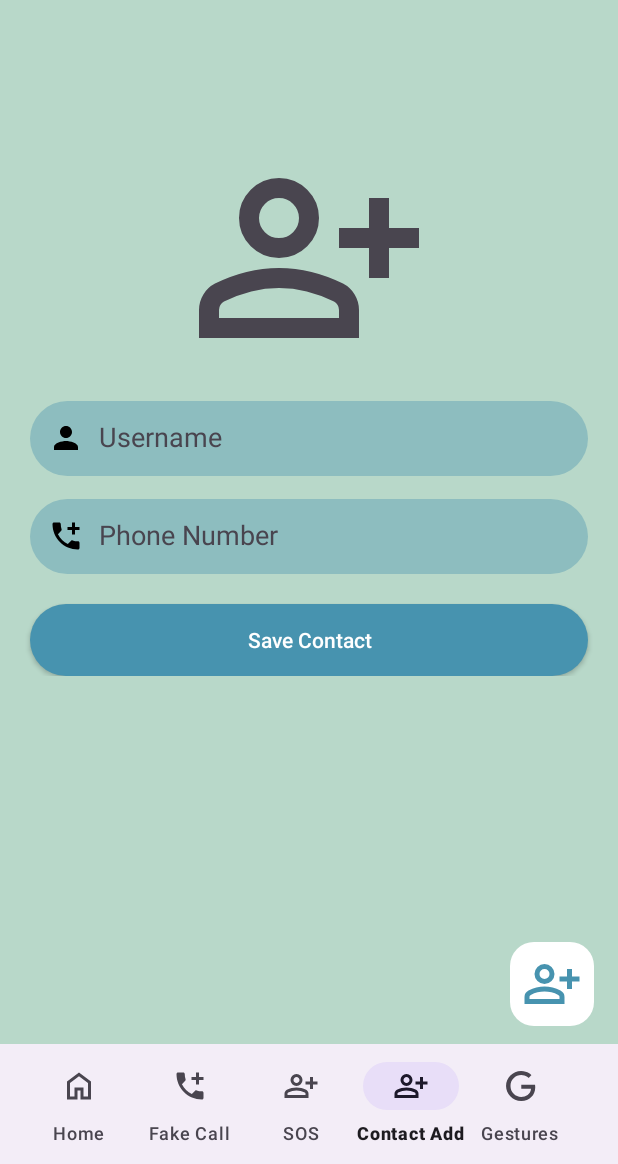
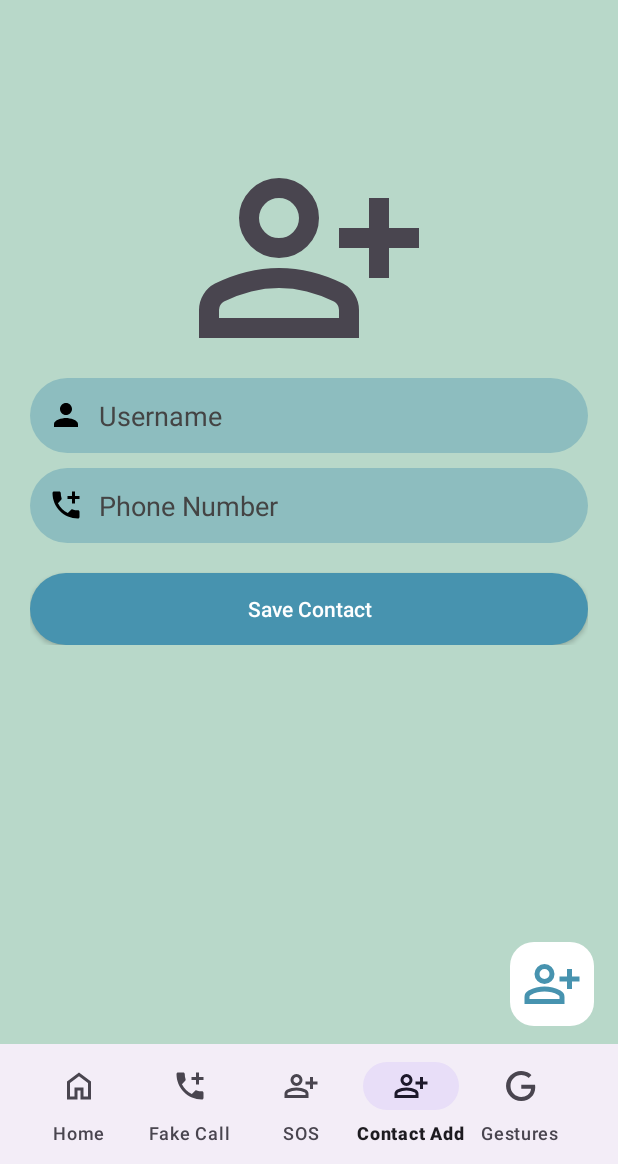
Before and after one commit to hmzi67/Secure-Zone, an Android app: the screen it shows after launch once a user with an empty profile is signed in (MainActivity), item 4 of the bottom bar chosen, on a phone screen of 412 x 824 dp, the part 72-1236 px from its top. Run offline under Robolectric (Android 15) with nearby library versions, the phone set to English and light mode, and no system bars; our stand-ins replace CircleImageView, Firebase (no records; nobody signed in at launch, a user with empty details on screens opened directly), Picasso; 5 statements that could not run were skipped.

Commit message:
Hamza: UI modified

```diff
--- a/app/src/main/res/layout/fragment_add_contact.xml
+++ b/app/src/main/res/layout/fragment_add_contact.xml
@@ -11,6 +11,7 @@
         android:layout_height="match_parent">
 
         <LinearLayout
+            android:layout_marginHorizontal="20dp"
             android:layout_width="match_parent"
             android:layout_height="match_parent"
             android:orientation="vertical">
@@ -22,17 +23,6 @@
                 android:layout_marginTop="80dp"
                 android:contentDescription="app logo"
                 android:src="@drawable/ic_add_person" />
-
-
-
-            <com.google.android.material.textfield.TextInputLayout
-                android:id="@+id/username"
-                android:layout_width="match_parent"
-                android:layout_height="wrap_content"
-                android:gravity="center"
-                android:layout_marginHorizontal="20dp"
-                android:layout_marginTop="10dp"
-                android:orientation="horizontal">
 
             <android.widget.EditText
                 android:id="@+id/userName"
@@ -49,16 +39,6 @@
                 android:inputType="textPersonName"
                 android:paddingStart="12dp"
                 android:paddingEnd="12dp" />
-            </com.google.android.material.textfield.TextInputLayout>
-
-            <com.google.android.material.textfield.TextInputLayout
-                android:id="@+id/phone"
-                android:layout_width="match_parent"
-                android:layout_height="wrap_content"
-                android:gravity="center"
-                android:layout_marginHorizontal="20dp"
-                android:layout_marginTop="10dp"
-                android:orientation="horizontal">
 
             <android.widget.EditText
                 android:id="@+id/userPhoneNumber"
@@ -69,6 +49,7 @@
                 android:drawableStart="@drawable/ic_phone"
                 android:drawableTint="@color/black"
                 android:drawablePadding="10dp"
+                android:layout_marginTop="10dp"
                 android:ems="10"
                 android:freezesText="true"
                 android:hint="Phone Number"
@@ -77,17 +58,12 @@
                 android:padding="10dp"
                 android:paddingStart="12dp"
                 android:paddingEnd="12dp"/>
-            </com.google.android.material.textfield.TextInputLayout>
-
-
 
             <android.widget.Button
                 android:id="@+id/saveContact"
                 android:layout_width="match_parent"
                 android:layout_height="48dp"
-                android:layout_marginStart="20dp"
                 android:layout_marginTop="20dp"
-                android:layout_marginEnd="20dp"
                 android:background="@drawable/bg_btn"
                 android:text="Save Contact"
                 android:textAllCaps="false"
```
Lines whose indentation alone changed are shown as unchanged.
